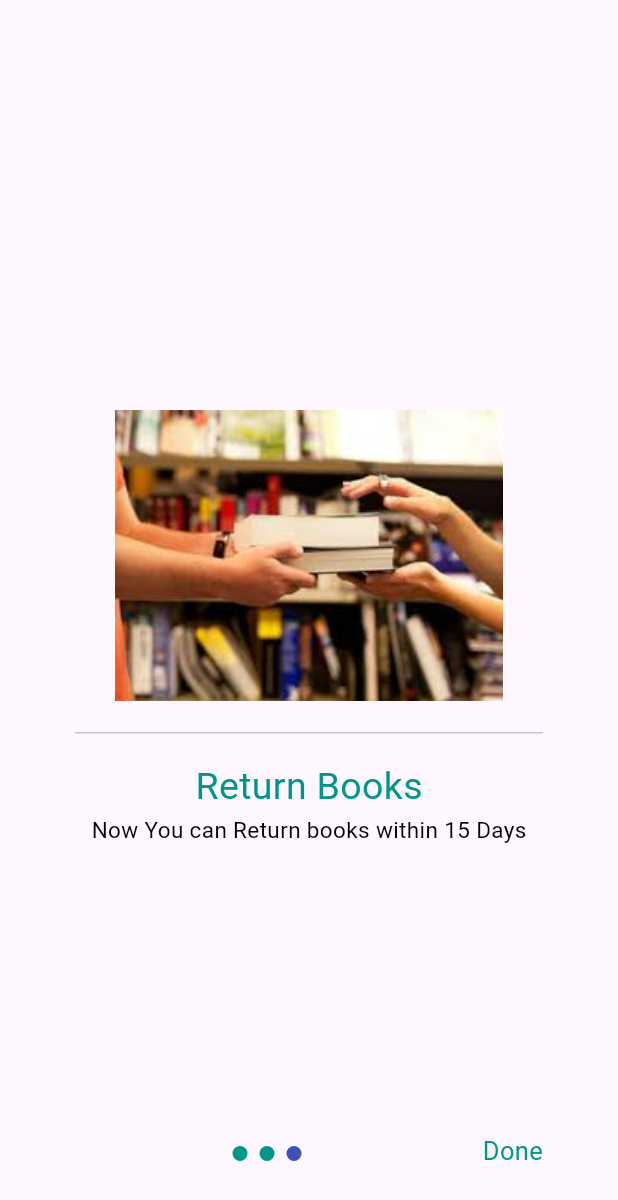
After one commit to UmairMarrie/FlutterLibraryApp, a Flutter app: the screen it shows after launch, swiped to page 3, on a phone screen of 412 x 824 dp. The commit adds this screen. Shown: the top 1200 px of the screen. Run offline on Flutter 3.47's test engine with Material 3 defaults, Android fonts, the phone set to English and light mode, and no system bars; drawn by our look-alikes of smooth_page_indicator; our stand-ins replace toast; network calls fail.

Commit message:
inital commit now

```diff
--- a/lib/screens/login_screen.dart
+++ b/lib/screens/login_screen.dart
@@ -38,8 +38,8 @@ class Login extends StatelessWidget {
                     height: 80,
                   ),
 
-              LoginText(hint: "Enter Your RegNo",),
-               LoginText(hint: "Enter Your Password",),
+              LoginText(hint: "Enter RegNo",),
+               LoginText(hint: "Enter Password",),
                 SizedBox(
                     height: 20,
                   ),
--- /dev/null
+++ b/lib/screens/onboardData.dart
@@ -0,0 +1,9 @@
+import 'package:first_app/screens/onboardModel.dart';
+
+List<OnboardingModel> onboarding = [
+  OnboardingModel(title: "Avalible Books", subtitle: "Check Avalible Books in Uoc Library", Image: "images/onboarding_screen3.jpeg"),
+    OnboardingModel(title: "Issues Books", subtitle: "Now You can issue any type of book From Uoc Library", Image: "images/onboarding_screen2.jpeg"),
+      OnboardingModel(title: "Return Books", subtitle: "Now You can Return books within 15 Days", Image: "images/onboarding_screen1.jpeg"),
+
+
+];
--- /dev/null
+++ b/lib/screens/onboarding_screen.dart
@@ -0,0 +1,127 @@
+import 'package:first_app/screens/home_Page.dart';
+import 'package:first_app/screens/onboardData.dart';
+import 'package:flutter/material.dart';
+import 'package:smooth_page_indicator/smooth_page_indicator.dart';
+
+class OnBoarding extends StatefulWidget {
+  const OnBoarding({super.key});
+
+  @override
+  State<OnBoarding> createState() => _OnBoardingState();
+}
+
+class _OnBoardingState extends State<OnBoarding> {
+  final PageController _controller = PageController();
+  bool lastPage = false;
+  @override
+  Widget build(BuildContext context) {
+    return Scaffold(
+      body: Stack(
+        children: [
+          PageView(
+            onPageChanged: (v){
+              setState(() {
+                     lastPage = (v==2);
+              });
+
+
+            },
+            controller: _controller,
+            children: [
+              Column(
+                mainAxisAlignment: MainAxisAlignment.center,
+                children: [
+                  //onboarding1
+                  Image.asset(
+                    onboarding[0].Image,
+                    height: 220,
+                  ),
+
+                  Divider(
+                    endIndent: 50,
+                    indent: 50,
+                  ),
+                  SizedBox(
+                    height: 10,
+                  ),
+                  Text(onboarding[0].title,style: TextStyle(fontSize: 25,color: Colors.teal),),
+                  Text(onboarding[0].subtitle,style: TextStyle(fontSize: 15,color: Colors.black),),
+
+                ],
+              ),
+                 Column(
+                   mainAxisAlignment: MainAxisAlignment.center,
+                children: [
+                  //onboarding1
+                  Image.asset(
+                    onboarding[1].Image,
+                    height: 220,
+                  ),
+
+                  Divider(
+                    endIndent: 50,
+                    indent: 50,
+                  ),
+                  SizedBox(
+                    height: 10,
+                  ),
+                  Text(
+
+                    onboarding[1].title,
+
+                    style:
+                     TextStyle(fontSize: 25,color: Colors.teal,),),
+                  Text(  textAlign: TextAlign.center,
+                    onboarding[1].subtitle,style: TextStyle(fontSize: 15,color: Colors.black),),
+
+                ],
+              ),
+                 Column(
+                    mainAxisAlignment: MainAxisAlignment.center,
+                children: [
+                  //onboarding1
+                  Image.asset(
+                    onboarding[2].Image,
+                    height: 220,
+                  ),
+
+                  Divider(
+                    endIndent: 50,
+                    indent: 50,
+                  ),
+                  SizedBox(
+                    height: 10,
+                  ),
+                  Text(onboarding[2].title,style: TextStyle(fontSize: 25,color: Colors.teal),),
+                  Text(onboarding[2].subtitle,style: TextStyle(fontSize: 15,color: Colors.black),),
+
+                ],
+              )
+            ],
+          ),
+          Positioned(
+            bottom: 50,
+            left: 155,
+              child: SmoothPageIndicator(controller: _controller, count: 3,effect: SwapEffect(
+                dotWidth: 10,
+                dotHeight: 10,
+                dotColor: Colors.teal
+              ),)),
+
+              lastPage?
+              Positioned(
+                bottom: 45,
+                right: 50,
+                child: InkWell(
+                  onTap: (){
+                    Navigator.of(context).push(MaterialPageRoute(builder: (context)=>HomePage()));
+
+                  },
+                child: Text("Done",style: TextStyle(fontSize: 17,color: Colors.teal),),
+              ))
+              : Container()
+        ]
+      ),
+    );
+  }
+}
--- a/lib/splash_screen.dart
+++ b/lib/splash_screen.dart
@@ -15,7 +15,7 @@ class _SplashScreenState extends State<SplashScreen> {
   void initState() {
     super.initState();
     Timer(Duration(seconds: 5), () {
-      Navigator.pushNamed(context, RouteName.intoPage);
+      Navigator.pushNamed(context, RouteName.onboardpage);
 
      });
   }
--- a/lib/utils/routes.dart
+++ b/lib/utils/routes.dart
@@ -1,7 +1,9 @@
 
+import 'package:first_app/screens/checkdb.dart';
 import 'package:first_app/screens/home_Page.dart';
 import 'package:first_app/screens/login_screen.dart';
 import 'package:first_app/screens/main_content.dart';
+import 'package:first_app/screens/onboarding_screen.dart';
 import 'package:first_app/screens/signup_screen.dart';
 import 'package:first_app/splash_screen.dart';
 import 'package:first_app/utils/routes_name.dart';
@@ -24,6 +26,8 @@ class Routes {
 
         case RouteName.mainpage:
         return MaterialPageRoute(builder: (context)=>MainPage());
+           case RouteName.onboardpage:
+        return MaterialPageRoute(builder: (context)=>OnBoarding());
 
 
 
--- a/lib/utils/routes_name.dart
+++ b/lib/utils/routes_name.dart
@@ -5,6 +5,7 @@ static const String splashscreen = "splash_screen";
 static const String signup = "signup_screen";
 static const String login = "login_screen";
 static const String mainpage = "main_content";
+static const String onboardpage= "onboarding_screen";
 
 
 
--- a/pubspec.yaml
+++ b/pubspec.yaml
@@ -36,6 +36,8 @@ dependencies:
   # Use with the CupertinoIcons class for iOS style icons.
   cupertino_icons: ^1.0.6
   http: ^1.2.1
+  toast: ^0.3.0
+  smooth_page_indicator: ^1.1.0
   flutter_localizations:
     sdk: flutter
   intl: any
```
Also changed, not shown: lib/screens/checkdb.dart (added, +64 -0 lines), lib/screens/onboardModel.dart (added, +14 -0 lines), lib/screens/signup_screen.dart (+119 -11 lines), images/onboarding_screen1.jpeg (added), images/onboarding_screen2.jpeg (added), images/onboarding_screen3.jpeg (added), pubspec.lock.
